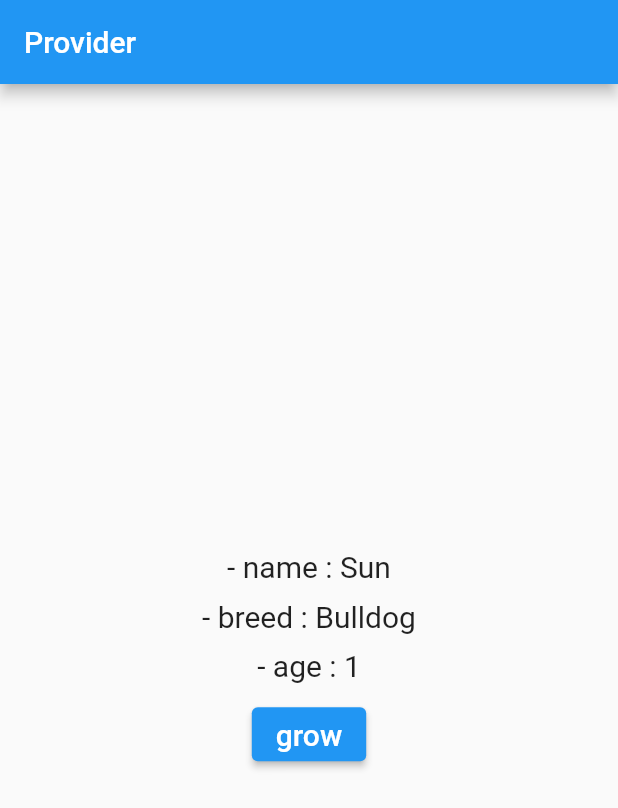
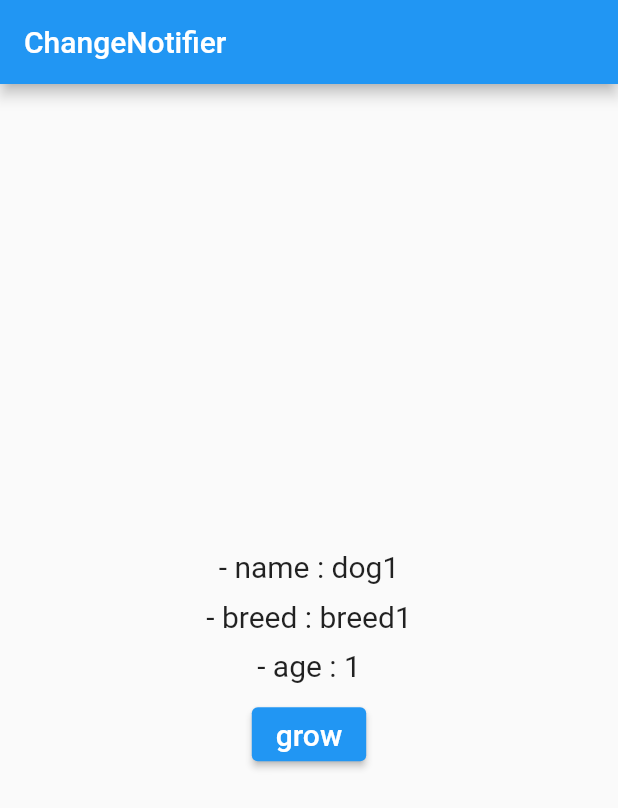
Before and after one commit to qwq140/flutter_provider_ex, a Flutter app: the screen it shows after launch, after a tap on "grow", on a phone screen of 412 x 824 dp. Shown: the top 808 px of the screen. Run offline on Flutter 3.47's test engine with Material 2 defaults, Android fonts, the phone set to English and light mode, and no system bars.

Commit message:
ChangeNotifier

```diff
--- /dev/null
+++ b/lib/change_notifier/model/dog.dart
@@ -0,0 +1,15 @@
+import 'package:flutter/material.dart';
+
+class Dog with ChangeNotifier{
+  final String name;
+  final String breed;
+  int age;
+
+  Dog({required this.name, required this.breed, this.age = 1});
+
+  void grow() {
+    age++;
+    notifyListeners();
+    print('dog age : $age');
+  }
+}
--- /dev/null
+++ b/lib/change_notifier/view/component/age.dart
@@ -0,0 +1,29 @@
+import 'package:flutter/material.dart';
+import 'package:flutter_provider_ex/change_notifier/model/dog.dart';
+import 'package:provider/provider.dart';
+
+class Age extends StatelessWidget {
+  final Dog dog;
+
+  const Age({Key? key, required this.dog}) : super(key: key);
+
+  @override
+  Widget build(BuildContext context) {
+    return Column(
+      children: [
+        Text(
+          '- age : ${dog.age}',
+          style: TextStyle(fontSize: 20),
+        ),
+        const SizedBox(height: 10),
+        ElevatedButton(
+          onPressed: () => dog.grow(),
+          child: const Text(
+            'grow',
+            style: TextStyle(fontSize: 20),
+          ),
+        ),
+      ],
+    );
+  }
+}
--- /dev/null
+++ b/lib/change_notifier/view/component/breed_and_age.dart
@@ -0,0 +1,21 @@
+import 'package:flutter/material.dart';
+import 'package:flutter_provider_ex/change_notifier/model/dog.dart';
+import 'package:flutter_provider_ex/change_notifier/view/component/age.dart';
+import 'package:provider/provider.dart';
+
+class BreedAndAge extends StatelessWidget {
+  final Dog dog;
+
+  const BreedAndAge({Key? key, required this.dog}) : super(key: key);
+
+  @override
+  Widget build(BuildContext context) {
+    return Column(
+      children: [
+        Text('- breed : ${dog.breed}', style: TextStyle(fontSize: 20),),
+        const SizedBox(height: 10,),
+        Age(dog : dog),
+      ],
+    );
+  }
+}
--- /dev/null
+++ b/lib/change_notifier/view/home_page.dart
@@ -0,0 +1,49 @@
+import 'package:flutter/material.dart';
+import 'package:flutter_provider_ex/change_notifier/model/dog.dart';
+import 'package:flutter_provider_ex/change_notifier/view/component/breed_and_age.dart';
+import 'package:provider/provider.dart';
+
+class HomePage extends StatefulWidget {
+  const HomePage({Key? key}) : super(key: key);
+
+  @override
+  State<HomePage> createState() => _HomePageState();
+}
+
+class _HomePageState extends State<HomePage> {
+
+  final dog = Dog(name: 'dog1', breed: 'breed1');
+
+  @override
+  void initState() {
+    super.initState();
+    dog.addListener(dogListener);
+  }
+
+  void dogListener(){
+    print('age : ${dog.age}');
+  }
+
+  @override
+  void dispose() {
+    dog.removeListener(dogListener);
+    super.dispose();
+  }
+
+  @override
+  Widget build(BuildContext context) {
+    return Scaffold(
+      appBar: AppBar(title: const Text('ChangeNotifier'),),
+      body: Center(
+        child: Column(
+          mainAxisAlignment: MainAxisAlignment.center,
+          children: [
+            Text('- name : ${dog.name}', style: const TextStyle(fontSize: 20),),
+            const SizedBox(height: 10,),
+            BreedAndAge(dog : dog),
+          ],
+        ),
+      ),
+    );
+  }
+}
--- a/lib/main.dart
+++ b/lib/main.dart
@@ -1,6 +1,6 @@
 import 'package:flutter/material.dart';
-import 'package:flutter_provider_ex/provider/model/dog.dart';
-import 'package:flutter_provider_ex/provider/view/home_page.dart';
+import 'package:flutter_provider_ex/change_notifier/model/dog.dart';
+import 'package:flutter_provider_ex/change_notifier/view/home_page.dart';
 import 'package:provider/provider.dart';
 
 void main() {
@@ -12,14 +12,11 @@ class MyApp extends StatelessWidget {
 
   @override
   Widget build(BuildContext context) {
-    return Provider<Dog>(
-      create: (context) => Dog(name: 'Sun', breed: 'Bulldog'),
-      child: MaterialApp(
-        theme: ThemeData(
-          primarySwatch: Colors.blue,
-        ),
-        home: const HomePage(),
+    return MaterialApp(
+      theme: ThemeData(
+        primarySwatch: Colors.blue,
       ),
+      home: const HomePage(),
     );
   }
 }
```
